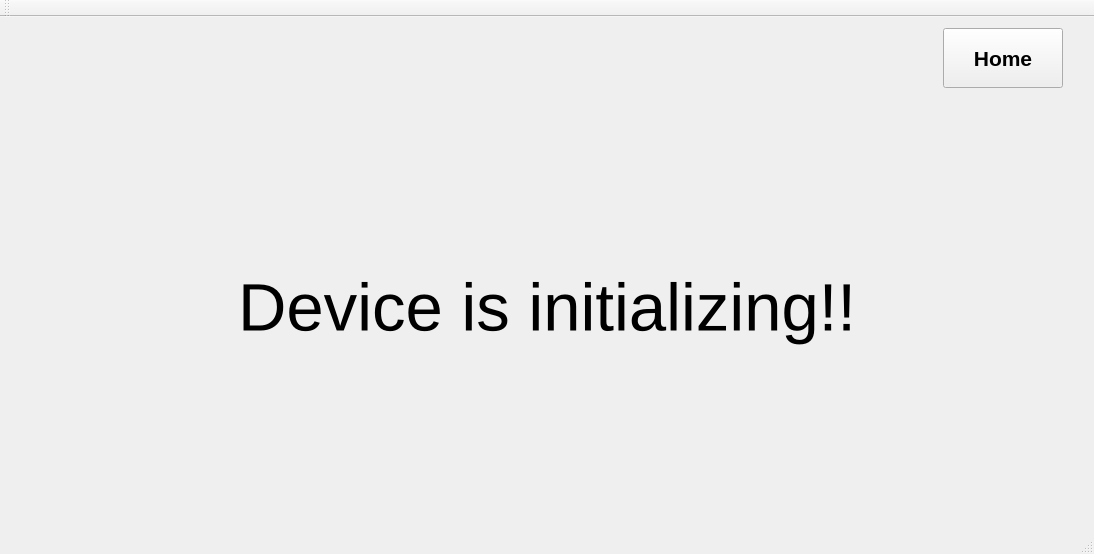
First picture: the form in GUI/CSP315/mainwindow.ui, repository y-gupta/rfid-auth-system, before the edit.
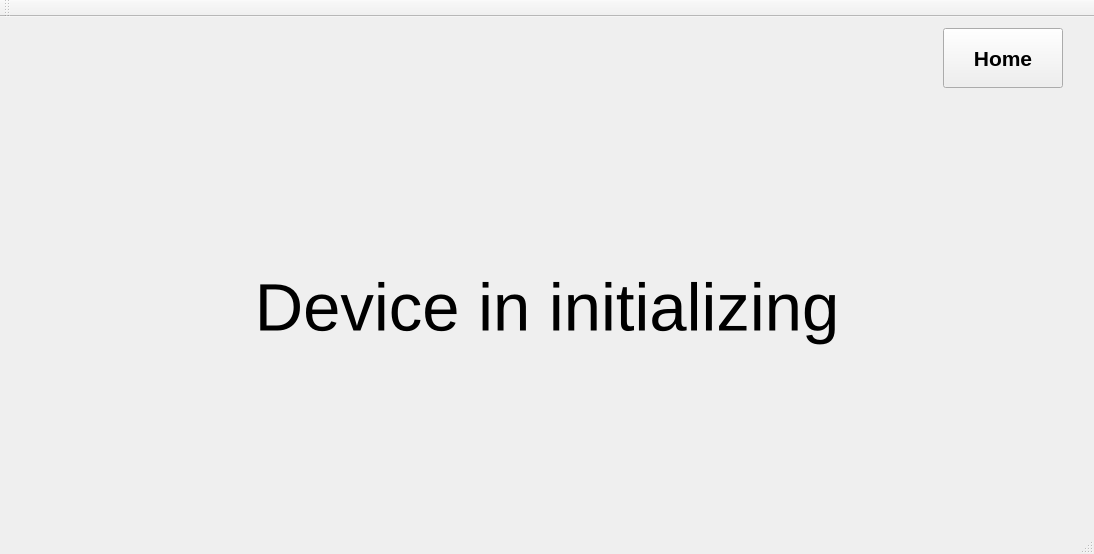
Second picture: the form after the edit. The open tabs and pages were chosen to show the change. Icons and pictures are not drawn.

```diff
--- a/GUI/CSP315/mainwindow.ui
+++ b/GUI/CSP315/mainwindow.ui
@@ -1577,7 +1577,7 @@
            </font>
           </property>
           <property name="text">
-           <string>Device is initializing!!</string>
+           <string>Device in initializing</string>
           </property>
           <property name="alignment">
            <set>Qt::AlignCenter</set>
```
Left out of the diff: 2 changed lines with no effect on the pictures.
